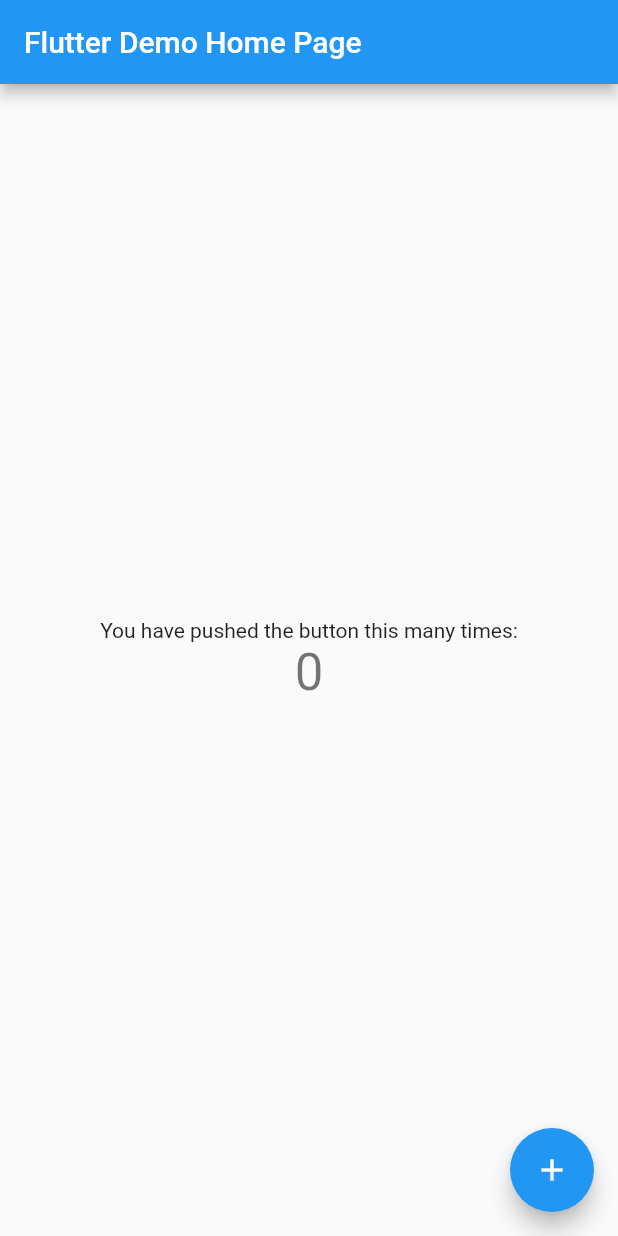
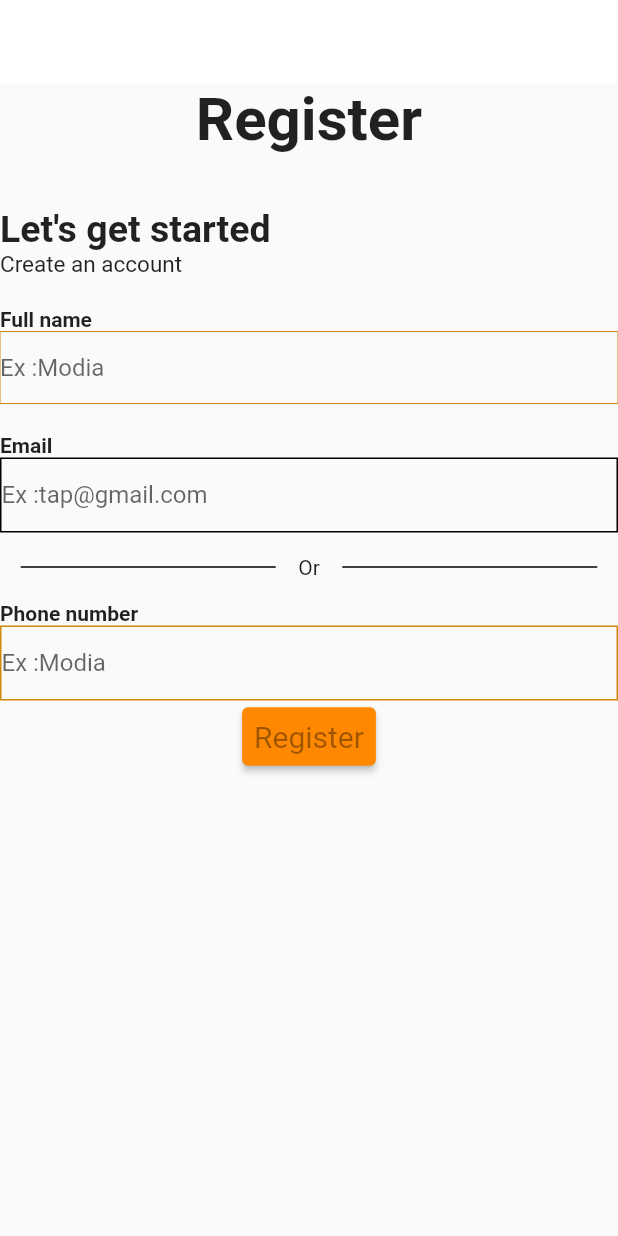
Before and after one commit to Louis-Celestin/bootCampFlutter, a Flutter app: the screen it shows after launch, on a phone screen of 412 x 824 dp. Run offline on Flutter 3.47's test engine with Material 2 defaults, Android fonts, the phone set to English and light mode, and no system bars.

Commit message:
register page

```diff
--- a/lib/main.dart
+++ b/lib/main.dart
@@ -1,3 +1,4 @@
+import 'package:app_one/views/register/registerView.dart';
 import 'package:flutter/material.dart';
 
 void main() {
@@ -12,6 +13,7 @@ class MyApp extends StatelessWidget {
   Widget build(BuildContext context) {
     return MaterialApp(
         title: 'Flutter Demo',
+        debugShowCheckedModeBanner: false,
         theme: ThemeData(
           // This is the theme of your application.
           //
@@ -24,8 +26,7 @@ class MyApp extends StatelessWidget {
           // is not restarted.
           primarySwatch: Colors.blue,
         ),
-      home: const MyHomePage(title: 'Flutter Demo Home Page'),
-    );
+        home: const RegisterView());
   }
 }
 
--- a/lib/views/register/registerView.dart
+++ b/lib/views/register/registerView.dart
@@ -0,0 +1,144 @@
+import 'package:flutter/material.dart';
+import 'package:flutter/src/widgets/framework.dart';
+import 'package:flutter/src/widgets/placeholder.dart';
+
+class RegisterView extends StatelessWidget {
+  const RegisterView({super.key});
+
+  @override
+  Widget build(BuildContext context) {
+    return Scaffold(
+      appBar: AppBar(
+          centerTitle: true, elevation: 0, backgroundColor: Colors.white),
+      body: Column(
+        children: [
+          Center(
+            child: Text('Register',
+                style: TextStyle(fontSize: 40, fontWeight: FontWeight.bold)),
+          ),
+          SizedBox(height: 35),
+          Align(
+            child: Text(
+              "Let's get started",
+              style: TextStyle(
+                fontSize: 25,
+                fontWeight: FontWeight.bold,
+              ),
+            ),
+            alignment: Alignment.centerLeft,
+          ),
+          Align(
+            child: Text(
+              "Create an account",
+              style: TextStyle(fontSize: 15),
+            ),
+            alignment: Alignment.centerLeft,
+          ),
+          SizedBox(
+            height: 20,
+          ),
+          Align(
+            child: Text(
+              "Full name",
+              style: TextStyle(fontWeight: FontWeight.bold),
+            ),
+            alignment: Alignment.centerLeft,
+          ),
+          Container(
+            decoration: BoxDecoration(
+              border: Border.all(
+                  width: 0, color: Color.fromARGB(255, 207, 138, 11)),
+            ),
+            child: TextField(
+              obscureText: false,
+              decoration: InputDecoration(
+                  hintText: "Ex :Modia",
+                  border: InputBorder.none,
+                  disabledBorder: InputBorder.none),
+            ),
+          ),
+          SizedBox(
+            height: 20,
+          ),
+          Align(
+            alignment: Alignment.centerLeft,
+            child: Text(
+              "Email",
+              style: TextStyle(fontWeight: FontWeight.bold),
+            ),
+          ),
+          Container(
+            decoration: BoxDecoration(
+              border: Border.all(width: 1, color: Color.fromARGB(255, 0, 0, 0)),
+            ),
+            child: TextField(
+              obscureText: false,
+              decoration: InputDecoration(
+                  hintText: "Ex :tap@gmail.com",
+                  border: InputBorder.none,
+                  disabledBorder: InputBorder.none),
+            ),
+          ),
+          SizedBox(
+            height: 15,
+          ),
+          Row(
+            mainAxisAlignment: MainAxisAlignment.center,
+            children: [
+              Container(
+                width: 170,
+                height: 1,
+                color: Color.fromARGB(255, 0, 0, 0),
+              ),
+              SizedBox(
+                width: 15,
+              ),
+              Text('Or'),
+              SizedBox(
+                width: 15,
+              ),
+              Container(
+                width: 170,
+                height: 1,
+                color: Color.fromARGB(255, 0, 0, 0),
+              )
+            ],
+          ),
+          SizedBox(
+            height: 15,
+          ),
+          Align(
+            alignment: Alignment.centerLeft,
+            child: Text(
+              "Phone number",
+              style: TextStyle(fontWeight: FontWeight.bold),
+            ),
+          ),
+          Container(
+            decoration: BoxDecoration(
+              border: Border.all(
+                  width: 1, color: Color.fromARGB(255, 207, 138, 11)),
+            ),
+            child: TextField(
+              obscureText: false,
+              decoration: InputDecoration(
+                  hintText: "Ex :Modia",
+                  border: InputBorder.none,
+                  disabledBorder: InputBorder.none),
+            ),
+          ),
+          Container(
+            child: TextButton(
+              style: TextButton.styleFrom(
+                  textStyle: const TextStyle(fontSize: 20),
+                  backgroundColor: Color.fromARGB(255, 255, 136, 0),
+                  elevation: 2),
+              onPressed: null,
+              child: const Text('Register'),
+            ),
+          )
+        ],
+      ),
+    );
+  }
+}
```
Lines whose indentation alone changed are shown as unchanged.
